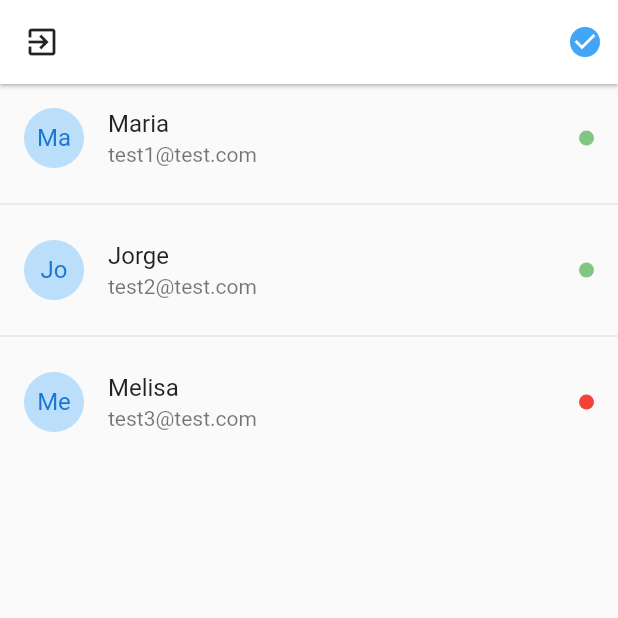
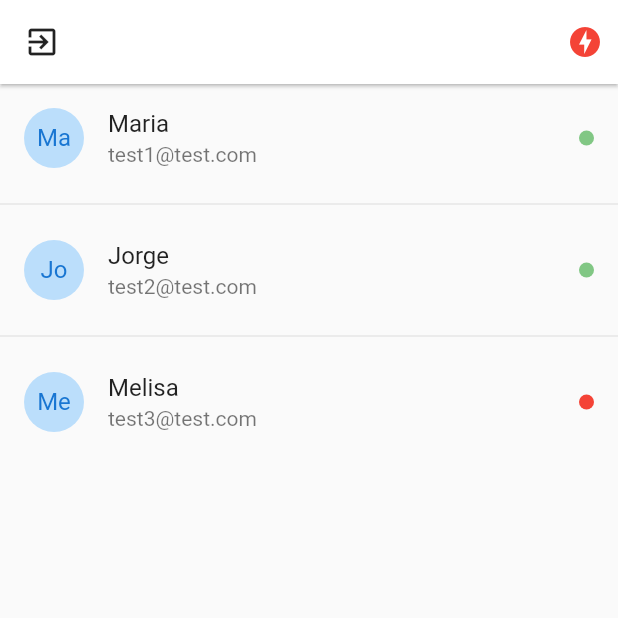
Before and after one commit to joaquin-amenta/flutter-chat-app, a Flutter app: the UsuariosPage screen opened by its route, on a phone screen of 412 x 824 dp, the top half of it. Run offline on Flutter 3.47's test engine with Material 2 defaults, Android fonts, the phone set to English and light mode, and no system bars; drawn by our look-alikes of pull_to_refresh; our stand-ins replace flutter_secure_storage, socket_io_client; accounts and stored records are empty.

Commit message:
mitad de seccion 10

```diff
--- a/lib/pages/login_page.dart
+++ b/lib/pages/login_page.dart
@@ -6,7 +6,10 @@ import 'package:chat/widgets/logo.dart';
 import 'package:chat/widgets/labels.dart';
 import 'package:chat/widgets/custom_input.dart';
 import 'package:chat/widgets/boton_azul.dart';
+
 import 'package:chat/services/auth_service.dart';
+import 'package:chat/services/socket_service.dart';
+
 import 'package:chat/helpers/mostrar_alerta.dart';
 
 
@@ -61,6 +64,7 @@ class __FormState extends State<_Form> {
   Widget build(BuildContext context) {
 
     final authService = Provider.of<AuthService>( context );
+    final socketService = Provider.of<SocketService>( context );
 
 
 
@@ -93,7 +97,7 @@ class __FormState extends State<_Form> {
               final loginOk = await authService.login(emailCtrl.text.trim(), passCtrl.text.trim());
 
               if(loginOk){
-                // TODO: conectar al socket server
+                socketService.connect();
                 Navigator.pushReplacementNamed(context, 'usuarios');
               }else{
                 // Mostrar alerta
--- a/lib/pages/usuarios_page.dart
+++ b/lib/pages/usuarios_page.dart
@@ -3,6 +3,7 @@ import 'package:provider/provider.dart';
 
 import 'package:pull_to_refresh/pull_to_refresh.dart';
 
+import 'package:chat/services/socket_service.dart';
 import 'package:chat/services/auth_service.dart';
 import 'package:chat/models/usuario.dart';
 
@@ -26,6 +27,8 @@ class _UsuariosPageState extends State<UsuariosPage> {
   Widget build(BuildContext context) {
 
     final authService = Provider.of<AuthService>(context);
+    final socketService = Provider.of<SocketService>( context );
+
     final usuario = authService.usuario;
 
     return Scaffold(
@@ -37,7 +40,7 @@ class _UsuariosPageState extends State<UsuariosPage> {
           icon: Icon(Icons.exit_to_app, color: Colors.black87, ),
           onPressed: (){
 
-            // TODO: desconectarnos del socket server
+            socketService.disconnect();
             Navigator.pushReplacementNamed(context, 'login');
             AuthService.deleteToken();
 
@@ -46,8 +49,9 @@ class _UsuariosPageState extends State<UsuariosPage> {
         actions: [
           Container(
             margin: EdgeInsets.only(right: 10),
-            child: Icon( Icons.check_circle, color: Colors.blue[400], ),
-            // child: Icon( Icons.offline_bolt, color: Colors.red, ),
+            child: ( socketService.serverStatus == ServerStatus.Online )
+              ? Icon( Icons.check_circle, color: Colors.blue[400], )
+              : Icon( Icons.offline_bolt, color: Colors.red, ),
           )
         ],
       ),
--- /dev/null
+++ b/lib/services/socket_service.dart
@@ -0,0 +1,51 @@
+import 'package:chat/global/environment.dart';
+import 'package:flutter/material.dart';
+
+import 'package:socket_io_client/socket_io_client.dart' as IO;
+
+enum ServerStatus {
+  Online,
+  Offline,
+  Connecting
+}
+
+
+class SocketService with ChangeNotifier {
+
+  ServerStatus _serverStatus = ServerStatus.Connecting;
+  IO.Socket _socket;
+
+  ServerStatus get serverStatus => this._serverStatus;
+
+  IO.Socket get socket => this._socket;
+  Function get emit => this._socket.emit;
+
+
+  void connect() {
+
+    // Dart client
+    this._socket = IO.io( Environment.socketUrl, {
+      'transports': ['websocket'],
+      'autoConnect': true,
+      'forceNew': true
+    });
+
+    this._socket.on('connect', (_) {
+      this._serverStatus = ServerStatus.Online;
+      notifyListeners();
+    });
+
+    this._socket.on('disconnect', (_) {
+      this._serverStatus = ServerStatus.Offline;
+      notifyListeners();
+    });
+
+  }
+
+
+  void disconnect() {
+    this._socket.disconnect();
+  }
+
+
+}
--- a/pubspec.yaml
+++ b/pubspec.yaml
@@ -32,6 +32,7 @@ dependencies:
   provider: ^4.3.3
   http: ^0.12.2
   flutter_secure_storage: ^3.3.5
+  socket_io_client: ^0.9.12
 
 dev_dependencies:
   flutter_test:
```
Also changed, not shown: lib/main.dart (+6 -1 lines), lib/pages/loading_page.dart (+8 -4 lines), lib/pages/register_page.dart (+6 -3 lines), pubspec.lock.
